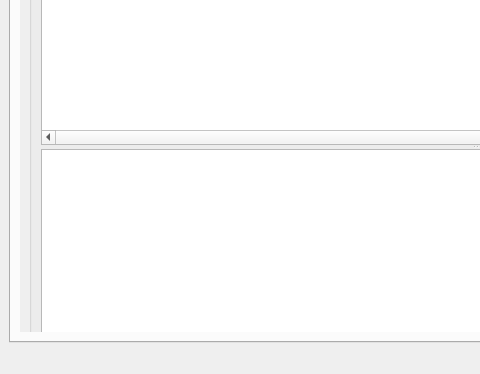
Qt form Source/UI/spot-on-smpwindow.ui (textbrowser/spot-on) before a commit; both pictures show x 0 to 480 and y 176 to 550 of the 975 by 550 pixel window.
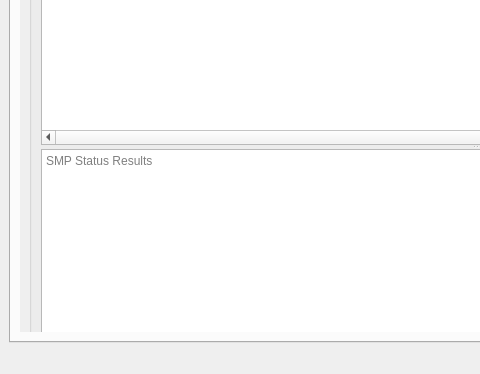
The same form after that commit. Icons and pictures are not drawn.

Commit message: Placeholder text.

What changed in the file:
```diff
--- a/Source/UI/spot-on-smpwindow.ui
+++ b/Source/UI/spot-on-smpwindow.ui
@@ -38,7 +38,7 @@
            <property name="geometry">
             <rect>
              <x>0</x>
-             <y>0</y>
+             <y>-137</y>
              <width>922</width>
              <height>982</height>
             </rect>
@@ -126,7 +126,11 @@
                    </property>
                   </column>
                  </widget>
-                 <widget class="QTextBrowser" name="output"/>
+                 <widget class="QTextBrowser" name="output">
+                  <property name="placeholderText">
+                   <string>SMP Status Results</string>
+                  </property>
+                 </widget>
                 </widget>
                </item>
                <item>
```
The commit also changes 8 other files.
